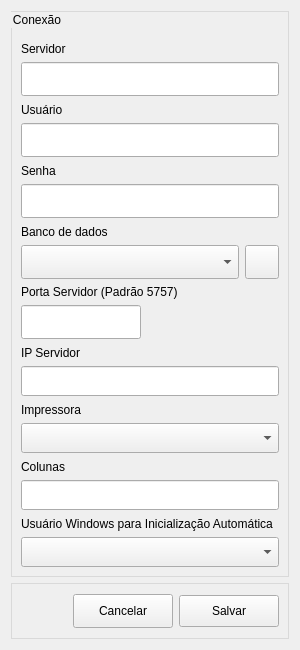
First picture: the form in ui/database/servidor.ui, repository devMuriloPY/icthus_pocket_desktop, before the edit.
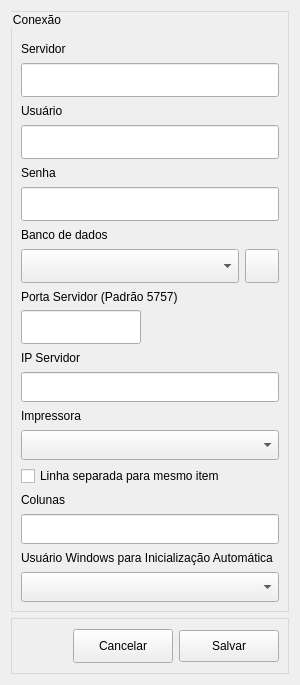
Second picture: the form after the edit. Icons and pictures are not drawn.

```diff
--- a/ui/database/servidor.ui
+++ b/ui/database/servidor.ui
@@ -10,19 +10,19 @@
      <x>0</x>
      <y>0</y>
      <width>300</width>
-     <height>650</height>
+     <height>685</height>
     </rect>
    </property>
   <property name="minimumSize">
    <size>
     <width>300</width>
-    <height>650</height>
+    <height>685</height>
    </size>
   </property>
   <property name="maximumSize">
    <size>
     <width>300</width>
-    <height>650</height>
+    <height>685</height>
    </size>
   </property>
   <property name="windowTitle">
@@ -297,6 +297,13 @@
         </property>
        </widget>
       </item>
+      <item>
+       <widget class="QCheckBox" name="chkLinhaSeparadaMesmoItem">
+        <property name="text">
+         <string>Linha separada para mesmo item</string>
+        </property>
+       </widget>
+      </item>
       <item>
        <widget class="QLabel" name="lbColunas">
         <property name="text">
```
